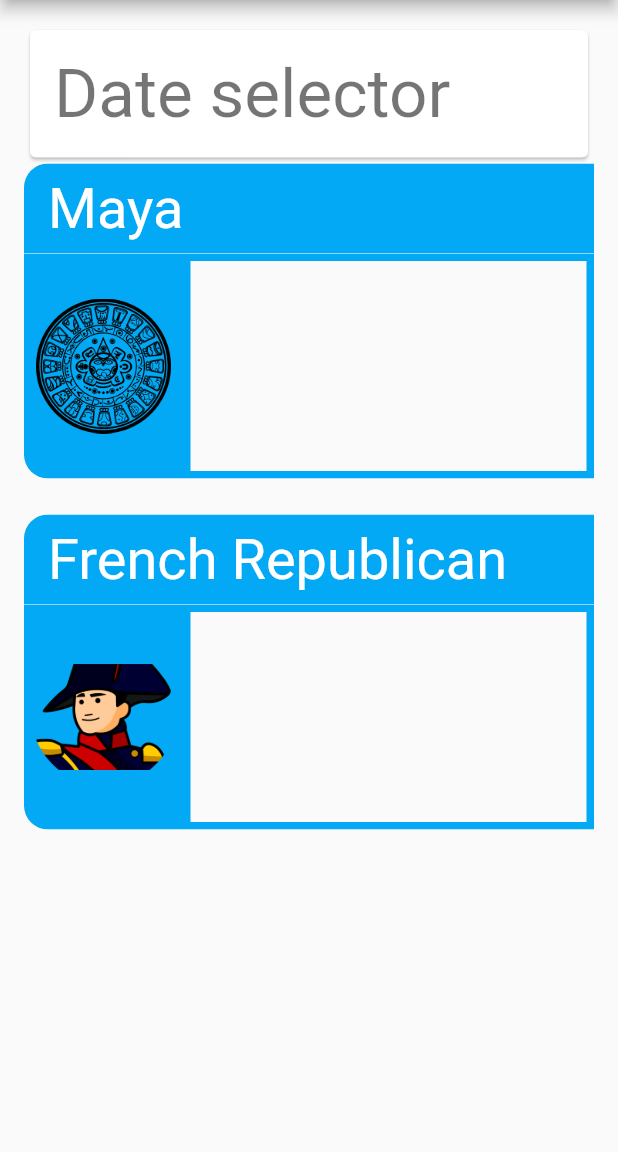
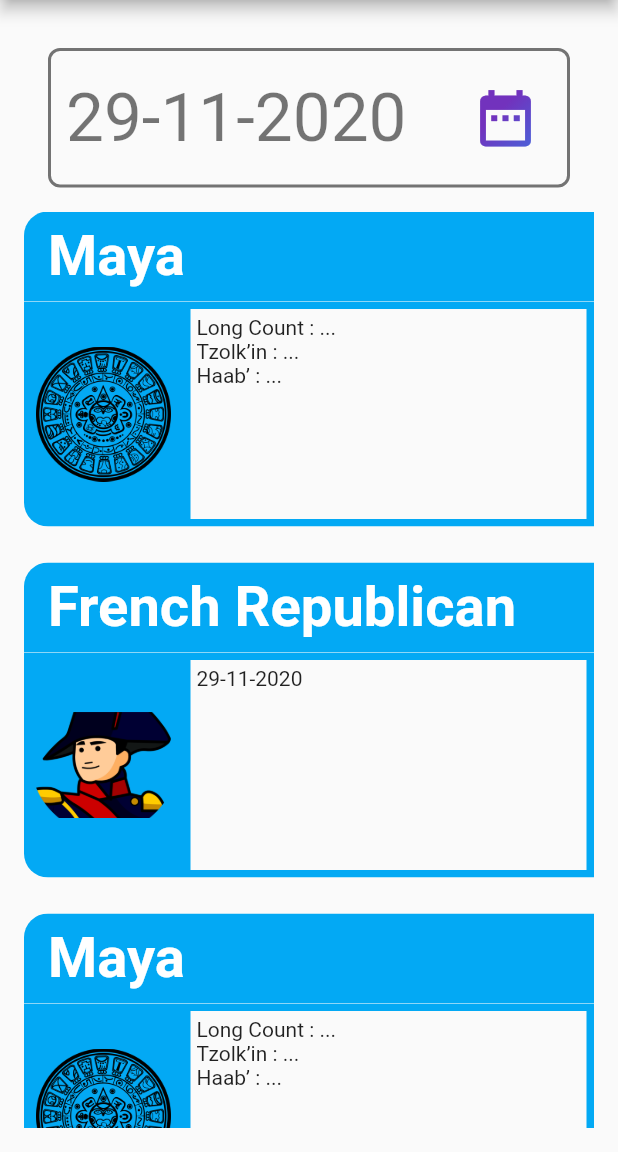
Before and after one commit to nick990/CalendarConverter, a Flutter app: the screen it shows after launch, on a phone screen of 412 x 824 dp, the part 84-1236 px from its top. Run offline on Flutter 3.47's test engine with Material 2 defaults, Android fonts, the phone set to English and light mode, and no system bars.

Commit message:
Removed inheritance of Calendar Item Widgets.

```diff
--- a/lib/calendar_items/caledar_item_widget.dart
+++ b/lib/calendar_items/caledar_item_widget.dart
@@ -1,11 +1,15 @@
+import 'package:calendar_converter/theme/theme_utils.dart';
 import 'package:flutter/material.dart';
 
 class CalendarItemWidget extends StatelessWidget {
-  String titleText = "";
-  String imageAsset = "";
-  Widget body = Container();
+  final String titleText;
+  final String imageAsset;
+  final Widget body;
   CalendarItemWidget({
     Key key,
+    this.body,
+    this.titleText,
+    this.imageAsset,
   }) : super(key: key);
 
   @override
@@ -18,7 +22,6 @@ class CalendarItemWidget extends StatelessWidget {
               child: ClipRRect(
                 borderRadius: BorderRadius.only(
                   topLeft: Radius.circular(16),
-                  //  bottomLeft: Radius.circular(16),
                 ),
                 child: Container(
                   height: 60,
@@ -30,10 +33,7 @@ class CalendarItemWidget extends StatelessWidget {
                     fit: BoxFit.scaleDown,
                     child: Text(
                       this.titleText,
-                      style: Theme.of(context)
-                          .textTheme
-                          .headline3
-                          .copyWith(color: Colors.white),
+                      style: ThemeUtils.CalendarTitleStyle,
                     ),
                   ),
                 ),
--- a/lib/calendar_items/french_republican_calendar_item_widget.dart
+++ b/lib/calendar_items/french_republican_calendar_item_widget.dart
@@ -1,10 +1,22 @@
-import 'package:calendar_converter/calendar_items/caledar_item_widget.dart';
-import 'package:flutter/cupertino.dart';
+import 'package:calendar_converter/providers/settings_provider.dart';
+import 'package:flutter/material.dart';
+import 'package:provider/provider.dart';
+import 'package:intl/intl.dart';
 
-class FrenchRepublicanCalendarItemWidget extends CalendarItemWidget {
-  FrenchRepublicanCalendarItemWidget() {
-    this.titleText = "French Republican";
-    this.imageAsset = "assets/images/napoleon.png";
-    this.body = Container();
+import 'caledar_item_widget.dart';
+
+class FrenchRepublicanCalendarItemWidget extends StatelessWidget {
+  DateTime _date;
+  DateFormat _format;
+  @override
+  Widget build(BuildContext context) {
+    final settingsProvider = Provider.of<SettingsProvider>(context);
+    _date = settingsProvider.date;
+    _format = DateFormat(settingsProvider.format);
+    return CalendarItemWidget(
+      titleText: 'French Republican',
+      imageAsset: 'assets/images/napoleon.png',
+      body: Text(_format.format(_date)),
+    );
   }
 }
--- a/lib/calendar_items/maya_calendar_item_widget.dart
+++ b/lib/calendar_items/maya_calendar_item_widget.dart
@@ -1,26 +1,31 @@
 import 'package:calendar_converter/calendar_items/caledar_item_widget.dart';
+import 'package:calendar_converter/providers/settings_provider.dart';
 import 'package:flutter/material.dart';
+import 'package:provider/provider.dart';
+import 'package:intl/intl.dart';
 
-class MayaCalendarBody extends StatelessWidget {
-  final String titleText;
-
-  const MayaCalendarBody({Key key, this.titleText}) : super(key: key);
+class MayaCalendarItemWidget extends StatelessWidget {
+  DateTime _date;
+  DateFormat _format;
   @override
   Widget build(BuildContext context) {
-    return Column(
+    final settingsProvider = Provider.of<SettingsProvider>(context);
+    _date = settingsProvider.date;
+    _format = DateFormat(settingsProvider.format);
+
+    var body = Column(
       crossAxisAlignment: CrossAxisAlignment.start,
-      children: [],
+      children: [
+        Text('Long Count : ...'),
+        Text('Tzolkʼin : ...'),
+        Text('Haabʼ : ...'),
+      ],
+    );
+
+    return CalendarItemWidget(
+      titleText: 'Maya',
+      imageAsset: 'assets/images/maya.png',
+      body: body,
     );
   }
 }
-
-// ignore: must_be_immutable
-class MayaCalendarItemWidget extends CalendarItemWidget {
-  MayaCalendarItemWidget() {
-    this.titleText = "Maya";
-    this.imageAsset = "assets/images/maya.png";
-    this.body = MayaCalendarBody(
-      titleText: this.titleText,
-    );
-  }
-}
--- a/lib/home_screen.dart
+++ b/lib/home_screen.dart
@@ -1,11 +1,89 @@
-import 'package:calendar_converter/calendar_items/caledar_item_widget.dart';
 import 'package:calendar_converter/calendar_items/french_republican_calendar_item_widget.dart';
 import 'package:calendar_converter/calendar_items/maya_calendar_item_widget.dart';
+import 'package:calendar_converter/providers/settings_provider.dart';
+import 'package:calendar_converter/theme/theme_utils.dart';
+import 'package:calendar_converter/widgets/gradient_icon.dart';
 import 'package:flutter/material.dart';
+import 'package:intl/intl.dart';
+import 'package:provider/provider.dart';
 
-class HomeScreen extends StatelessWidget {
+class HomeScreen extends StatefulWidget {
+  @override
+  _HomeScreenState createState() => _HomeScreenState();
+}
+
+class _HomeScreenState extends State<HomeScreen> {
+  DateTime date;
+  final dateController = TextEditingController();
+
+  @override
+  void initState() {
+    var now = DateTime.now();
+    date = new DateTime(now.year, now.month, now.day);
+  }
+
+  _setDateController(DateFormat formatter) {
+    dateController.text = "${formatter.format(date)}";
+  }
+
+  _selectDate(BuildContext context) async {
+    final DateTime picked = await showDatePicker(
+        context: context,
+        initialDate: date,
+        firstDate: DateTime(1900),
+        lastDate: DateTime.now(),
+        initialDatePickerMode: DatePickerMode.year,
+        helpText: 'Select birthday date',
+        fieldLabelText: 'Birthday date');
+    if (picked != null && picked != date) {
+      Provider.of<SettingsProvider>(context, listen: false).date = picked;
+    }
+  }
+
   @override
   Widget build(BuildContext context) {
+    final settingsProvider = Provider.of<SettingsProvider>(context);
+    this.date = settingsProvider.date;
+    final formatter = DateFormat(settingsProvider.format);
+    _setDateController(formatter);
+
+    var dateSelector = Padding(
+      padding: EdgeInsets.all(16.0),
+      child: Column(
+        crossAxisAlignment: CrossAxisAlignment.start,
+        children: [
+          Row(
+            mainAxisAlignment: MainAxisAlignment.spaceBetween,
+            children: [
+              Expanded(
+                child: GestureDetector(
+                  onTap: () => _selectDate(context),
+                  child: TextField(
+                    style: Theme.of(context).textTheme.headline3,
+                    decoration: InputDecoration(
+                      //labelText: 'Gregorian Calendar',
+                      disabledBorder: ThemeUtils.textInputBorder,
+                      suffixIcon: Padding(
+                        padding: const EdgeInsets.symmetric(horizontal: 16),
+                        child: GradientIcon(
+                          icon: Icons.date_range,
+                          size: 45,
+                          gradient: ThemeUtils.gradient1,
+                        ),
+                      ),
+                    ),
+                    controller: dateController,
+                    enabled: false,
+                    onSubmitted: (_) {},
+                  ),
+                ),
+              ),
+            ],
+          ),
+        ],
+      ),
+    );
+
     return Scaffold(
       appBar: AppBar(
         title: Text(
@@ -16,20 +94,13 @@ class HomeScreen extends StatelessWidget {
         padding: const EdgeInsets.all(16.0),
         child: Column(
           children: [
-            Card(
-              child: Container(
-                padding: EdgeInsets.all(16),
-                width: double.infinity,
-                child: Text(
-                  'Date selector',
-                  style: Theme.of(context).textTheme.headline3,
-                ),
-              ),
-            ),
+            dateSelector,
             Expanded(
                 child: SingleChildScrollView(
               child: Column(
                 children: [
+                  MayaCalendarItemWidget(),
+                  FrenchRepublicanCalendarItemWidget(),
                   MayaCalendarItemWidget(),
                   FrenchRepublicanCalendarItemWidget(),
                 ],
--- a/lib/main.dart
+++ b/lib/main.dart
@@ -1,5 +1,7 @@
 import 'package:calendar_converter/home_screen.dart';
+import 'package:calendar_converter/providers/settings_provider.dart';
 import 'package:flutter/material.dart';
+import 'package:provider/provider.dart';
 
 void main() {
   runApp(MyApp());
@@ -9,9 +11,16 @@ class MyApp extends StatelessWidget {
   // This widget is the root of your application.
   @override
   Widget build(BuildContext context) {
-    return MaterialApp(
-      title: 'Calendar Converter',
-      home: HomeScreen(),
+    return MultiProvider(
+      providers: [
+        ChangeNotifierProvider(
+          create: (ctx) => SettingsProvider(),
+        ),
+      ],
+      child: MaterialApp(
+        title: 'Calendar Converter',
+        home: HomeScreen(),
+      ),
     );
   }
 }
--- /dev/null
+++ b/lib/providers/settings_provider.dart
@@ -0,0 +1,34 @@
+import 'package:flutter/material.dart';
+
+class SettingsProvider with ChangeNotifier {
+  List<String> _formatList = [
+    "dd-MM-yyyy",
+    "yyyy-MM-dd",
+    "MM-dd-yyyy",
+  ];
+
+  List<String> get availableFormats {
+    return _formatList;
+  }
+
+  String _format = "dd-MM-yyyy";
+  DateTime _date = DateTime.now();
+
+  String get format {
+    return _format;
+  }
+
+  set format(String newValue) {
+    _format = newValue;
+    notifyListeners();
+  }
+
+  DateTime get date {
+    return _date;
+  }
+
+  set date(DateTime date) {
+    _date = date;
+    notifyListeners();
+  }
+}
--- /dev/null
+++ b/lib/theme/theme_utils.dart
@@ -0,0 +1,34 @@
+import 'package:flutter/material.dart';
+
+class ThemeUtils {
+  static const Color color1 = Color.fromARGB(255, 76, 95, 215);
+  static const Color color2 = Color.fromARGB(255, 114, 50, 189);
+  static const Color color3 = Color.fromARGB(255, 255, 220, 125);
+  static const Color color4 = Color.fromARGB(255, 244, 111, 48);
+  static const Color color5 = Color.fromARGB(255, 215, 58, 73);
+
+  static final TextStyle CalendarTitleStyle = TextStyle(
+    color: Colors.white,
+    fontSize: 40,
+    fontWeight: FontWeight.bold,
+  );
+
+  static final gradient1 = LinearGradient(
+    colors: <Color>[
+      color2,
+      color2,
+      color1,
+    ],
+    begin: Alignment.topLeft,
+    end: Alignment.bottomRight,
+  );
+
+  static final textInputBorder = OutlineInputBorder(
+      borderRadius: BorderRadius.circular(8),
+      borderSide: BorderSide(
+        color: Colors.black54,
+        width: 2,
+      )
+      //borderSide: BorderSide(width: 2, color: AppTheme.color4),
+      );
+}
--- /dev/null
+++ b/lib/widgets/gradient_icon.dart
@@ -0,0 +1,32 @@
+import 'package:flutter/material.dart';
+
+class GradientIcon extends StatelessWidget {
+  GradientIcon({
+    this.icon,
+    this.size = 24.0,
+    this.gradient,
+  });
+
+  final IconData icon;
+  final double size;
+  final Gradient gradient;
+
+  @override
+  Widget build(BuildContext context) {
+    return ShaderMask(
+      child: SizedBox(
+        width: size * 1.2,
+        height: size * 1.2,
+        child: Icon(
+          icon,
+          size: size,
+          color: Colors.white,
+        ),
+      ),
+      shaderCallback: (Rect bounds) {
+        final Rect rect = Rect.fromLTRB(0, 0, size, size);
+        return gradient.createShader(rect);
+      },
+    );
+  }
+}
--- a/pubspec.yaml
+++ b/pubspec.yaml
@@ -31,6 +31,8 @@ dependencies:
 dev_dependencies:
   flutter_test:
     sdk: flutter
+  intl: ^0.16.1
+  provider: ^4.3.2+2
 
 # For information on the generic Dart part of this file, see the
 # following page: https://dart.dev/tools/pub/pubspec
```
Also changed, not shown: pubspec.lock.
